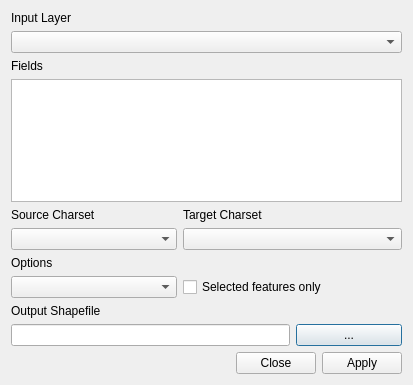
This is forms/hcmgis_font_convert_form.ui in thangqd/HCMGIS as Qt 5 draws it before an edit. The edited form follows.
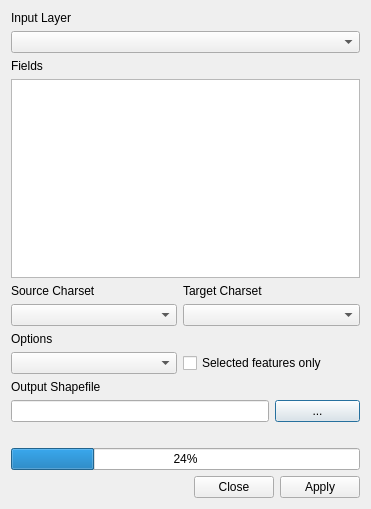
This is the edited form. Custom widgets are drawn as their Qt base class.

```diff
--- a/forms/hcmgis_font_convert_form.ui
+++ b/forms/hcmgis_font_convert_form.ui
@@ -12,8 +12,8 @@
    <rect>
     <x>0</x>
     <y>0</y>
-    <width>413</width>
-    <height>385</height>
+    <width>371</width>
+    <height>509</height>
    </rect>
   </property>
   <property name="mouseTracking">
@@ -155,7 +155,11 @@
       </widget>
      </item>
      <item row="5" column="0" colspan="2">
-      <widget class="QLineEdit" name="LinOutput"/>
+      <widget class="QLineEdit" name="LinOutput">
+       <property name="readOnly">
+        <bool>true</bool>
+       </property>
+      </widget>
      </item>
      <item row="5" column="2">
       <widget class="QPushButton" name="BtnBrowseOutput">
@@ -187,6 +191,20 @@
      </item>
     </layout>
    </item>
+   <item>
+    <widget class="QLabel" name="LblStatus">
+     <property name="text">
+      <string/>
+     </property>
+    </widget>
+   </item>
+   <item>
+    <widget class="QProgressBar" name="status">
+     <property name="value">
+      <number>24</number>
+     </property>
+    </widget>
+   </item>
    <item>
     <widget class="QDialogButtonBox" name="BtnApplyClose">
      <property name="standardButtons">
```
